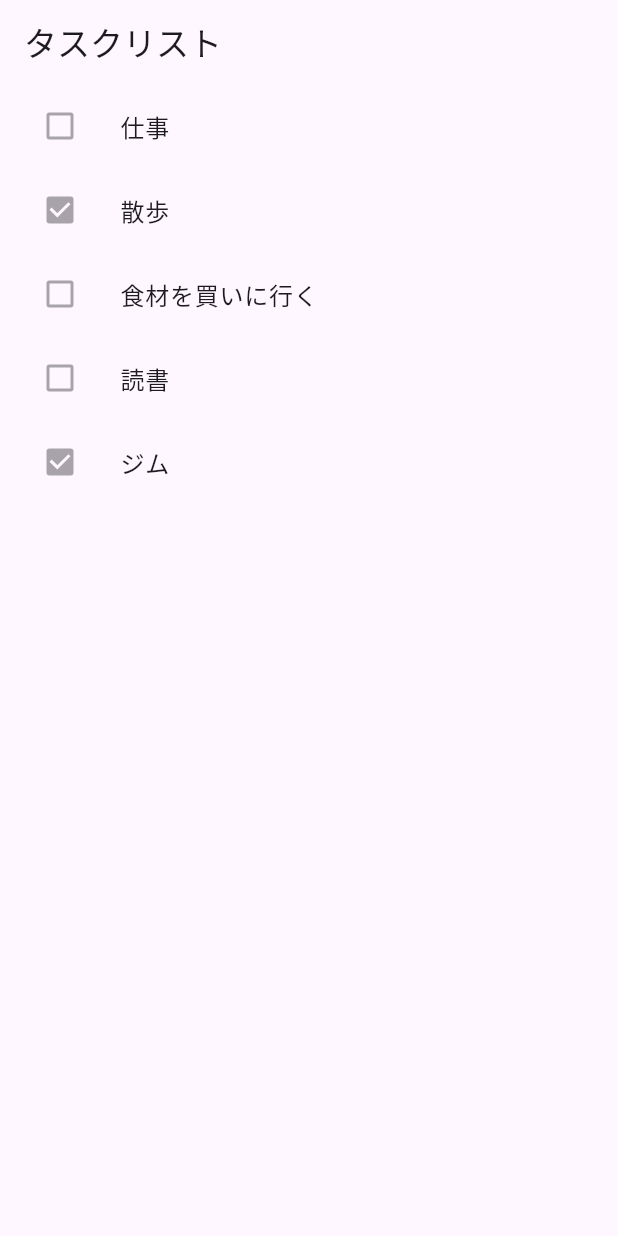
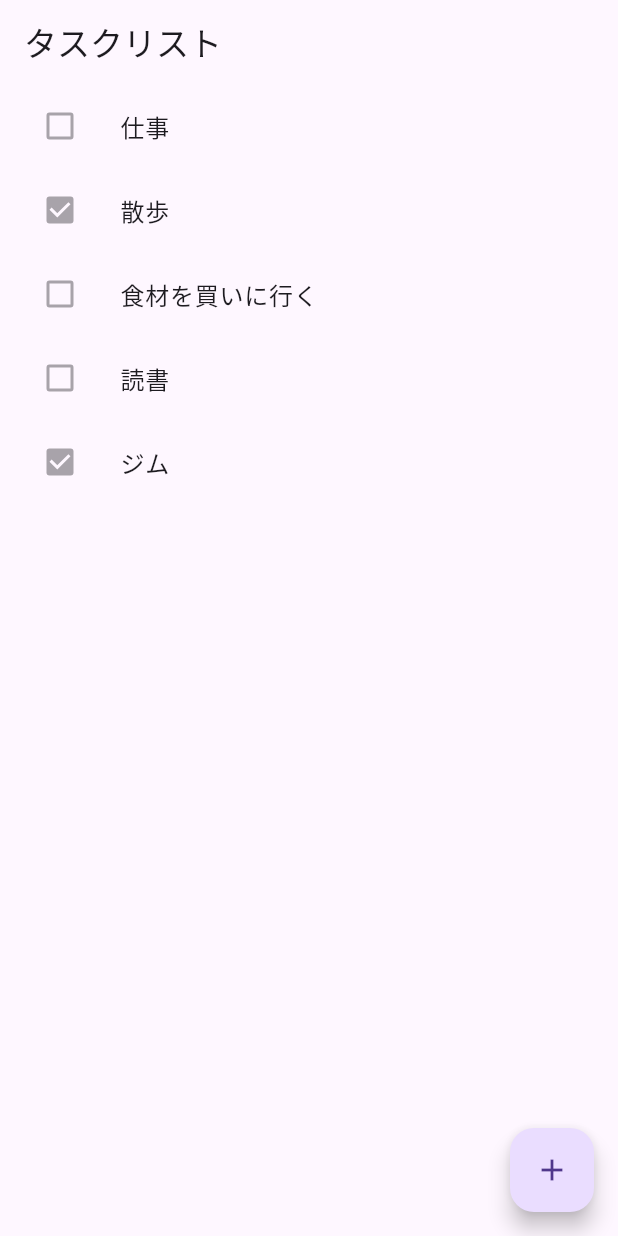
Before and after one commit to yukimiyake0607/flutter_mvvm_sample, a Flutter app: the screen it shows after launch, on a phone screen of 412 x 824 dp. Run offline on Flutter 3.47's test engine with Material 3 defaults, Android fonts, the light colour scheme and no system bars; our stand-ins replace flutter_riverpod, go_router.

Commit message:
feat: TaskListにタスク追加画面の遷移ボタンを追加

```diff
--- a/lib/ui/task_list/widgets/task_list_screen.dart
+++ b/lib/ui/task_list/widgets/task_list_screen.dart
@@ -1,6 +1,7 @@
 import 'package:flutter/material.dart';
 import 'package:flutter_mvvm_sample/ui/task_list/view_model/task_list_view_model.dart';
 import 'package:flutter_riverpod/flutter_riverpod.dart';
+import 'package:go_router/go_router.dart';
 
 class TaskListScreen extends ConsumerWidget {
   const TaskListScreen({super.key});
@@ -13,6 +14,12 @@ class TaskListScreen extends ConsumerWidget {
     return Scaffold(
       appBar: AppBar(title: Text('タスクリスト')),
       body: _TaskListBody(state: state, notifier: notifier),
+      floatingActionButton: FloatingActionButton(
+        child: Icon(Icons.add),
+        onPressed: () {
+          context.go('/tasks/new');
+        },
+      ),
     );
   }
 }
```
